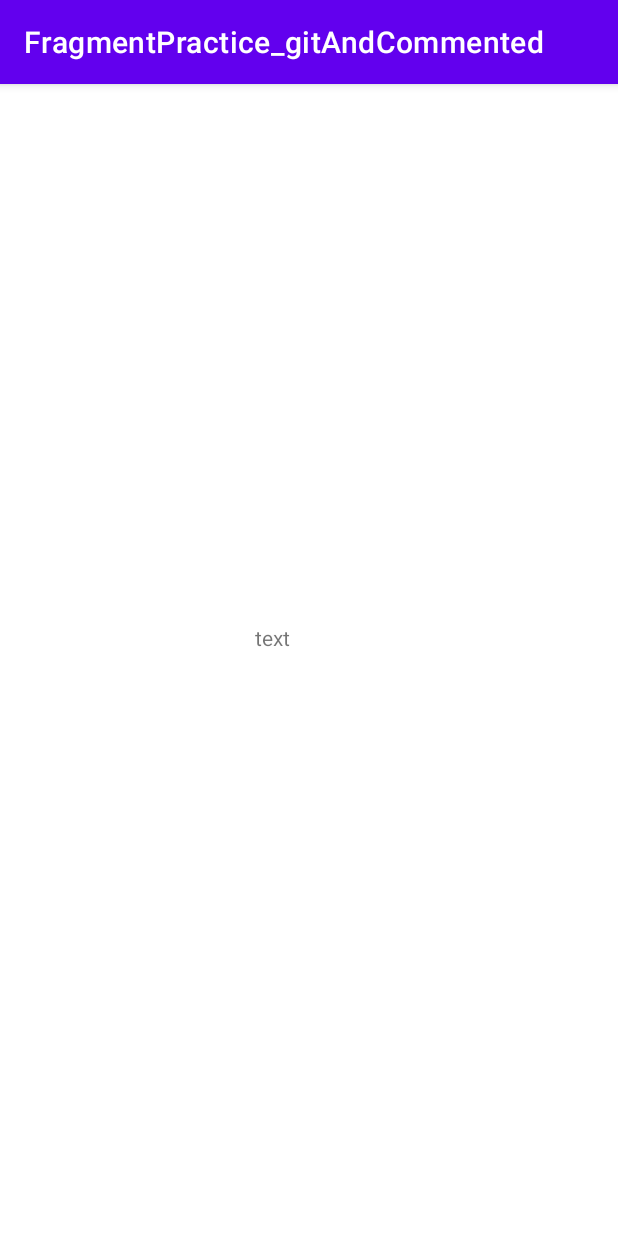
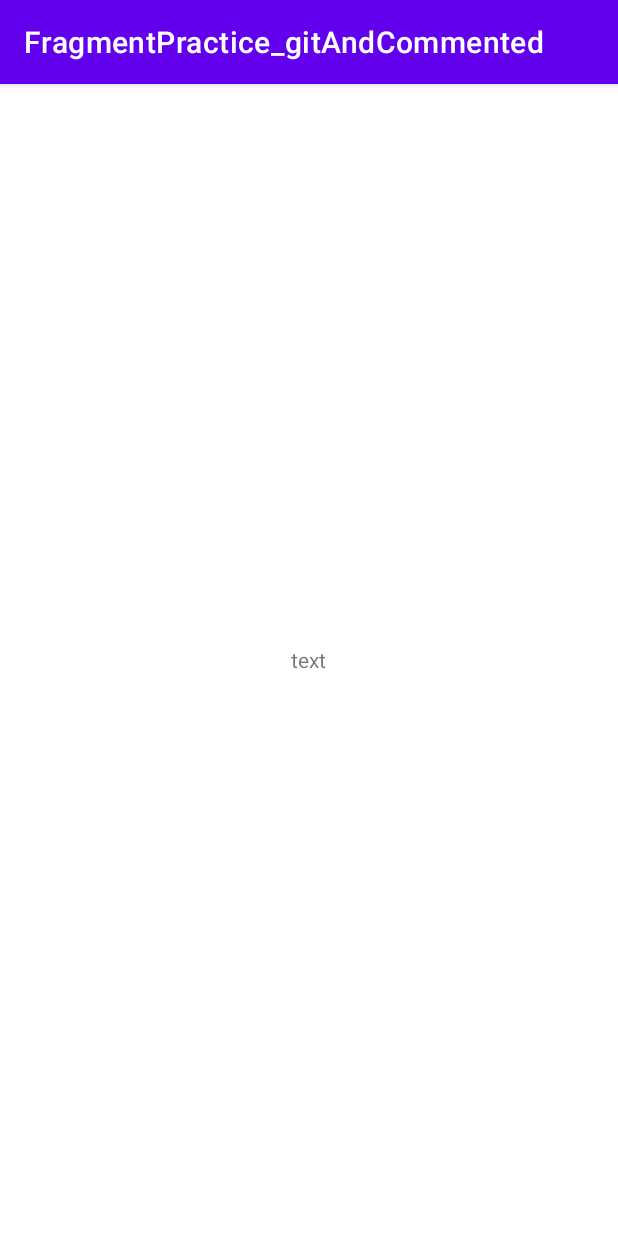
Before and after one commit to chapeI/fragments, an Android app: the fragment FragmentB shown on its own in the app's theme, on a phone screen of 412 x 824 dp. Run offline under Robolectric (Android 15) with nearby library versions, the phone set to English and light mode, and no system bars.

Commit message:
ignore: removing unnecessary constraints

```diff
--- a/app/src/main/res/layout/fragment_b.xml
+++ b/app/src/main/res/layout/fragment_b.xml
@@ -6,18 +6,6 @@
         android:id="@+id/textView"
         android:layout_width="wrap_content"
         android:layout_height="wrap_content"
-        android:layout_alignParentStart="true"
-        android:layout_alignParentLeft="true"
-        android:layout_alignParentTop="true"
-        android:layout_alignParentEnd="true"
-        android:layout_alignParentRight="true"
-        android:layout_alignParentBottom="true"
         android:layout_centerInParent="true"
-        android:layout_marginStart="170dp"
-        android:layout_marginLeft="170dp"
-        android:layout_marginTop="359dp"
-        android:layout_marginEnd="183dp"
-        android:layout_marginRight="183dp"
-        android:layout_marginBottom="353dp"
         android:text="text" />
 </RelativeLayout>
```
